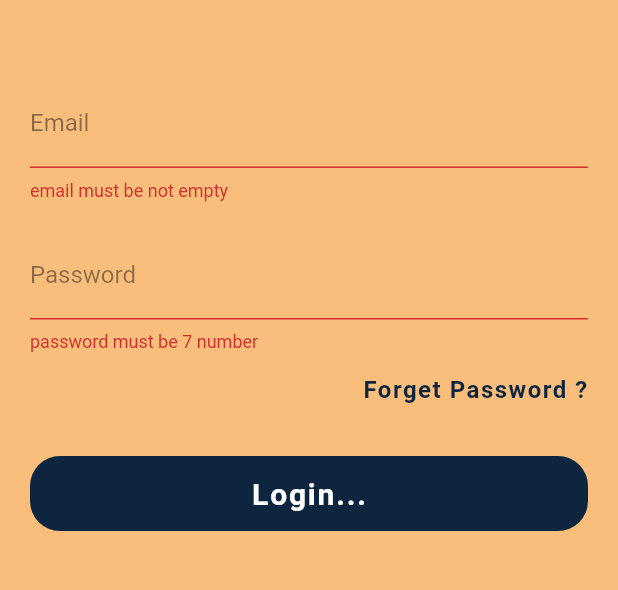
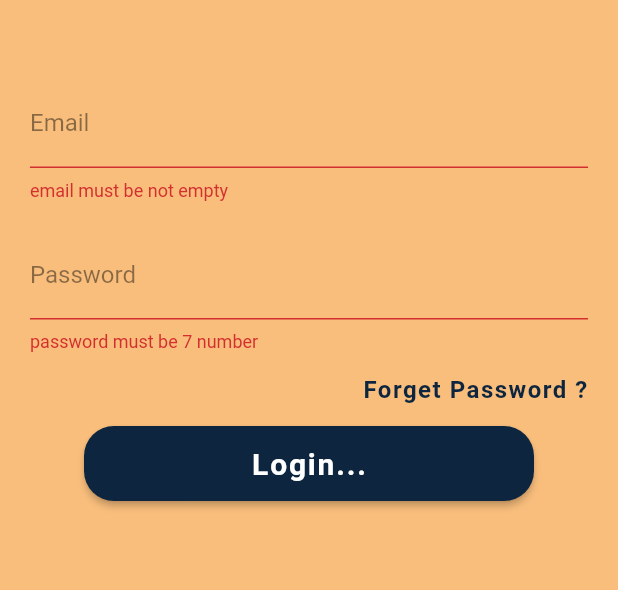
Before and after one commit to zezosaad89/engz_app, a Flutter app: the screen it shows after launch, after a tap on "Login...", on a phone screen of 412 x 824 dp, the part 111-701 px from its top. Run offline on Flutter 3.47's test engine with Material 2 defaults, Android fonts, the light colour scheme and no system bars; drawn by our look-alikes of rounded_loading_button; our stand-ins replace auto_size_text, bloc, bottom_navy_bar, cloud_firestore, firebase_auth, firebase_core and 6 more; missing offline and left inert: blobs; accounts and stored records are empty; network calls fail.

Commit message:
'upaate project'

```diff
--- a/lib/screens/auth/login_screen.dart
+++ b/lib/screens/auth/login_screen.dart
@@ -8,12 +8,14 @@ import 'package:engz_app/blocs/auth/auth_cubit.dart';
 import 'package:flutter/material.dart';
 import 'package:flutter/widgets.dart';
 import 'package:flutter_bloc/flutter_bloc.dart';
+import 'package:rounded_loading_button/rounded_loading_button.dart';
 
 import '../layout_screen.dart';
 
 class LoginScreen extends StatelessWidget {
   TextEditingController _emailController = TextEditingController();
   TextEditingController _passwordController = TextEditingController();
+  final RoundedLoadingButtonController _btnController = RoundedLoadingButtonController();
 
   var formKey = GlobalKey<FormState>();
   @override
@@ -24,6 +26,7 @@ class LoginScreen extends StatelessWidget {
         if(state is SuccessUserLoginState){
           CacheHelper.putData(
               key: 'uId', value: state.uId).then((value){
+                _btnController.success();
             navigateEnd(context, EngzeLayOut());
           }).catchError((error){
             print(error.toString());
@@ -121,25 +124,12 @@ class LoginScreen extends StatelessWidget {
                             ),
                           ),
                         )),
-                    GestureDetector(
-                      onTap: () {
-                        if (formKey.currentState!.validate()) {
-                          cubit.userLogin(
-                            email: _emailController.text,
-                            password: _passwordController.text,
-                            context: context,
-                          );
-                        }
-                      },
-                      child: Padding(
-                        padding: const EdgeInsets.all(20.0),
-                        child: Container(
+                    RoundedLoadingButton(
                       height: 50,
-                          decoration: BoxDecoration(
                         color: LightColors.kDarkBlue,
-                            borderRadius: BorderRadius.circular(20.0),
-                          ),
-                          child: Center(
+                        borderRadius: 20.0,
+                        controller: _btnController,
+
                         child: Text(
                           'Login...',
                           style: TextStyle(
@@ -149,10 +139,51 @@ class LoginScreen extends StatelessWidget {
                             letterSpacing: 1.2,
                           ),
                         ),
+                        onPressed: () {
+                          if (formKey.currentState!.validate()) {
+                            cubit.userLogin(
+                              email: _emailController.text,
+                              password: _passwordController.text,
+                              context: context,
+                            );
+                          } else {
+                            _btnController.reset();
+                          }
+                        }
+
                     ),
-                        ),
-                      ),
-                    )
+                    // GestureDetector(
+                    //   onTap: () {
+                    //     if (formKey.currentState!.validate()) {
+                    //       cubit.userLogin(
+                    //         email: _emailController.text,
+                    //         password: _passwordController.text,
+                    //         context: context,
+                    //       );
+                    //     }
+                    //   },
+                    //   child: Padding(
+                    //     padding: const EdgeInsets.all(20.0),
+                    //     child: Container(
+                    //       height: 50,
+                    //       decoration: BoxDecoration(
+                    //         color: LightColors.kDarkBlue,
+                    //         borderRadius: BorderRadius.circular(20.0),
+                    //       ),
+                    //       child: Center(
+                    //         child: Text(
+                    //           'Login...',
+                    //           style: TextStyle(
+                    //             color: Colors.white,
+                    //             fontSize: 20,
+                    //             fontWeight: FontWeight.bold,
+                    //             letterSpacing: 1.2,
+                    //           ),
+                    //         ),
+                    //       ),
+                    //     ),
+                    //   ),
+                    // )
                     // Padding(
                     //   padding: const EdgeInsets.all(15.0),
                     //   child: TextFormField(
--- a/lib/shared/network/local/cashe_helper.dart
+++ b/lib/shared/network/local/cashe_helper.dart
@@ -18,6 +18,13 @@ class CacheHelper{
    return await sharedPreferences!.setString(key, value);
   }
 
+  static Future <bool> remove( {
+    required String key,
+  }) async
+  {
+    return await sharedPreferences!.remove(key);
+  }
+
  static String? getData( {
     required String key,
 
```
Also changed, not shown: lib/blocs/menu/menu_cubit.dart (added, +26 -0 lines), lib/blocs/menu/menu_state.dart (added, +9 -0 lines), lib/screens/menu/menu_screen.dart (+21 -1 lines), lib/shared/widgets/profile_content.dart (+7 -6 lines). Lines whose indentation alone changed are shown as unchanged.
